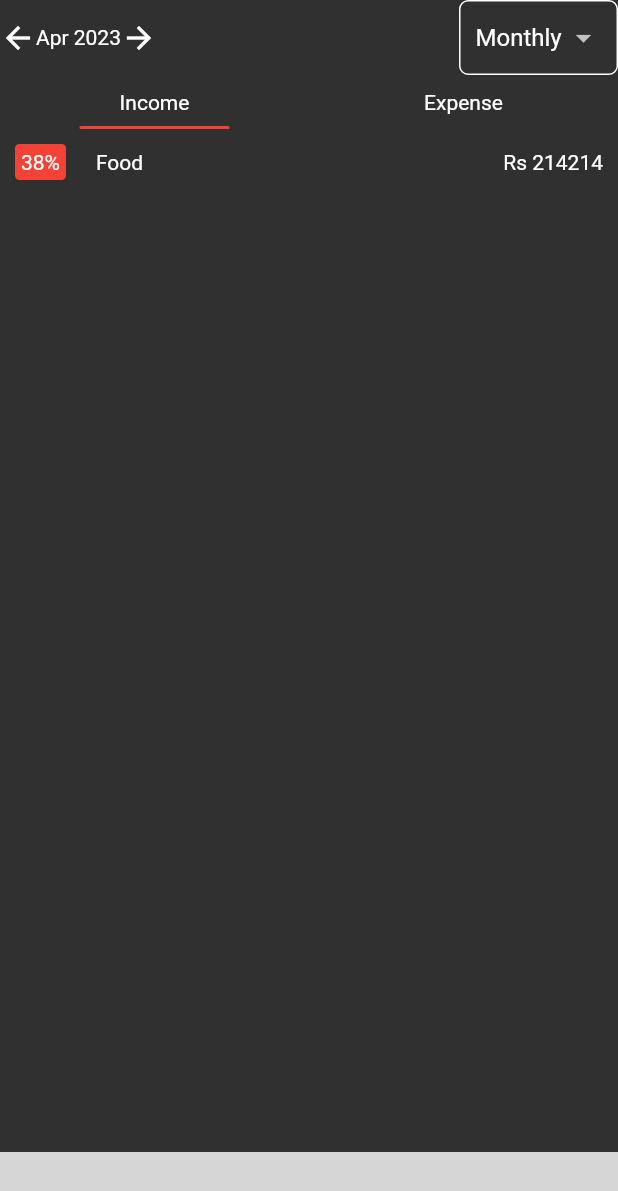
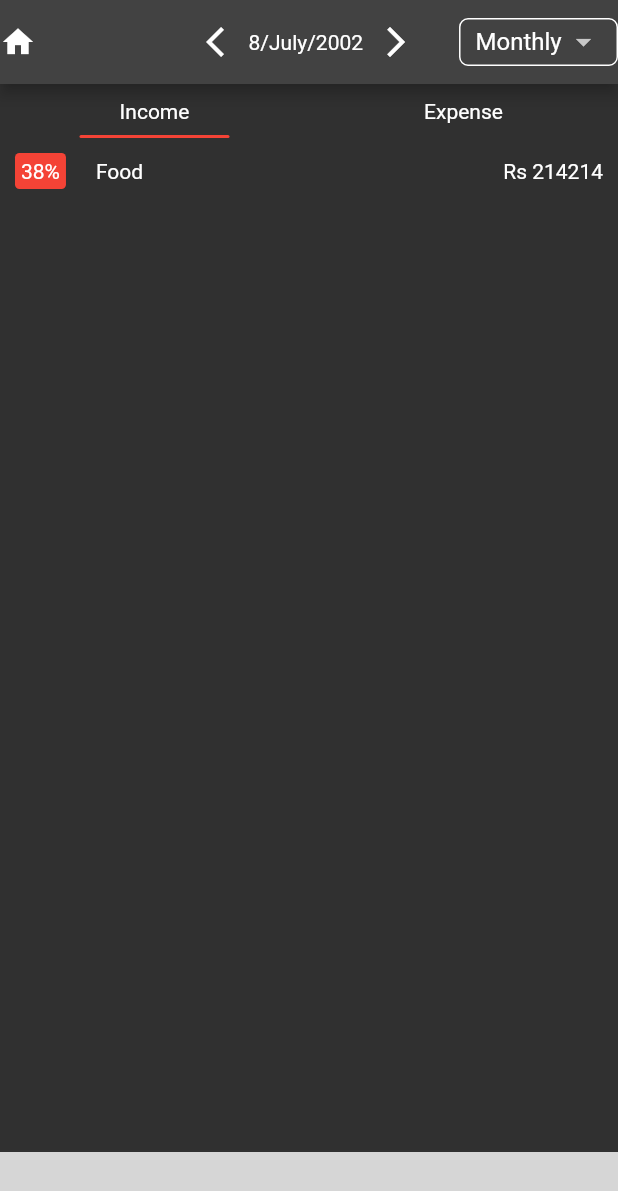
Before and after one commit to sameerstg/ProductiveMe-Flutter, a Flutter app: the StatPanel screen opened by its route, on a phone screen of 412 x 824 dp. Shown: the top 1191 px of the screen. Run offline on Flutter 3.47's test engine with Material 2 defaults, Android fonts, the phone set to English and light mode, and no system bars; missing offline and left inert: pandabar; grey boxes are pictures that could not be loaded.

Commit message:
new changes

```diff
--- a/lib/main.dart
+++ b/lib/main.dart
@@ -1,5 +1,5 @@
 import 'package:flutter/material.dart';
-import 'package:productive_me/pages/allFavourite_thing_page.dart';
+import 'package:productive_me/pages/all_favourite_thing_page.dart';
 import 'package:productive_me/pages/account.dart';
 import 'package:productive_me/pages/diary_history.dart';
 import 'package:productive_me/pages/diary_writing_panel.dart';
--- a/lib/pages/diary_history.dart
+++ b/lib/pages/diary_history.dart
@@ -1,6 +1,4 @@
 import 'package:flutter/material.dart';
-import 'package:flutter/src/widgets/framework.dart';
-import 'package:flutter/src/widgets/placeholder.dart';
 
 import '../utils/routes.dart';
 
@@ -16,7 +14,7 @@ class DiaryHistory extends StatelessWidget {
             onTap: () {
               Navigator.pushNamed(context, Routes.mainmenu);
             },
-            child: Icon(Icons.home)),
+            child: const Icon(Icons.home)),
         actions: [
           InkWell(
             child: const Icon(Icons.add),
--- a/lib/pages/new_transaction_panel.dart
+++ b/lib/pages/new_transaction_panel.dart
@@ -1,6 +1,4 @@
 import 'package:flutter/material.dart';
-import 'package:flutter/src/widgets/framework.dart';
-import 'package:flutter/src/widgets/placeholder.dart';
 
 class NewTransactionPanel extends StatefulWidget {
   const NewTransactionPanel({super.key});
@@ -12,7 +10,7 @@ class NewTransactionPanel extends StatefulWidget {
 class _NewTransactionPanelState extends State<NewTransactionPanel> {
   @override
   Widget build(BuildContext context) {
-    return Scaffold(
+    return const Scaffold(
       body: Center(
         child: Text("te"),
       ),
--- a/lib/pages/stats.dart
+++ b/lib/pages/stats.dart
@@ -1,6 +1,9 @@
 import 'package:flutter/material.dart';
 import 'package:productive_me/widgets/StatsSlot.dart';
 import 'package:productive_me/widgets/bottom_navigator.dart';
+import 'package:productive_me/widgets/transaction_filter_date.dart';
+
+import '../utils/routes.dart';
 
 class StatPanel extends StatefulWidget {
   const StatPanel({super.key});
@@ -13,17 +16,27 @@ class _StatPanelState extends State<StatPanel> {
   @override
   Widget build(BuildContext context) {
     return Scaffold(
-      // appBar: AppBar(
-      //   automaticallyImplyLeading: false,
-
-      // ),
-
+      appBar: AppBar(
+        automaticallyImplyLeading: false,
+        actions: const [
+          TransactionFilter(),
+        ],
+        leading: Row(
+          children: [
+            InkWell(
+              onTap: () {
+                Navigator.pushNamed(context, Routes.mainmenu);
+              },
+              child: const Icon(Icons.home),
+            ),
+          ],
+        ),
+      ),
       body: SafeArea(
         child: Column(
           crossAxisAlignment: CrossAxisAlignment.start,
           mainAxisAlignment: MainAxisAlignment.start,
           children: const [
-            StatAppbar(),
             StatTTab(),
             StatSlot(),
 
@@ -51,8 +64,7 @@ class _StatTTabState extends State<StatTTab> {
   late StatsTab statsTab = StatsTab.income;
   @override
   Widget build(BuildContext context) {
-    return Container(
-      child: Row(
+    return Row(
         crossAxisAlignment: CrossAxisAlignment.center,
         mainAxisAlignment: MainAxisAlignment.spaceAround,
         children: [
@@ -104,8 +116,7 @@ class _StatTTabState extends State<StatTTab> {
               ),
             ),
           ),
-          ]),
-    );
+        ]);
   }
 }
 
@@ -162,6 +173,5 @@ class _StatAppbarState extends State<StatAppbar> {
             ))
       ],
     );
-    ;
   }
 }
--- a/lib/widgets/StatsSlot.dart
+++ b/lib/widgets/StatsSlot.dart
@@ -1,6 +1,4 @@
 import 'package:flutter/material.dart';
-import 'package:flutter/src/widgets/framework.dart';
-import 'package:flutter/src/widgets/placeholder.dart';
 
 class StatSlot extends StatefulWidget {
   const StatSlot({super.key});
@@ -13,23 +11,23 @@ class _StatSlotState extends State<StatSlot> {
   @override
   Widget build(BuildContext context) {
     return Container(
-      padding: EdgeInsets.all(10),
+      padding: const EdgeInsets.all(10),
       child: Row(
         crossAxisAlignment: CrossAxisAlignment.center,
         mainAxisAlignment: MainAxisAlignment.spaceBetween,
         children: [
           Row(children: [
             Container(
-                padding: EdgeInsets.all(4),
+                padding: const EdgeInsets.all(4),
                 decoration: BoxDecoration(
                     color: Colors.red, borderRadius: BorderRadius.circular(3)),
-                child: Container(child: const Text("38%"))),
+                child: const Text("38%")),
             const SizedBox(
               width: 20,
             ),
-            Container(child: Text("Food")),
+            const Text("Food"),
           ]),
-          Expanded(flex: 0, child: Text("Rs 214214")),
+          const Expanded(flex: 0, child: Text("Rs 214214")),
         ],
       ),
     );
--- a/lib/widgets/bottom_navigator.dart
+++ b/lib/widgets/bottom_navigator.dart
@@ -1,10 +1,6 @@
-import 'dart:ui';
-
 import 'package:flutter/material.dart';
 import 'package:pandabar/main.view.dart';
 import 'package:pandabar/model.dart';
-import 'package:productive_me/pages/stats.dart';
-import 'package:productive_me/pages/transaction_panel.dart';
 
 import '../utils/routes.dart';
 
@@ -16,15 +12,15 @@ class BottomNavigator extends StatelessWidget {
   @override
   Widget build(BuildContext context) {
     return PandaBar(
+      buttonColor: Colors.red,
       buttonData: [
-        PandaBarButtonData(id: 0, icon: Icons.dashboard, title: 'Grey'),
-        PandaBarButtonData(id: 1, icon: Icons.book, title: 'Blue'),
+        PandaBarButtonData(id: 0, icon: Icons.dashboard, title: 'Transactions'),
+        PandaBarButtonData(id: 1, icon: Icons.book, title: 'Stats'),
         PandaBarButtonData(
-            id: 2, icon: Icons.account_balance_wallet, title: 'Red'),
-        PandaBarButtonData(id: 3, icon: Icons.notifications, title: 'Yellow'),
+            id: 2, icon: Icons.account_balance_wallet, title: 'Accounts'),
+        PandaBarButtonData(id: 3, icon: Icons.notifications, title: 'More'),
       ],
       onChange: (id) {
-        print(id);
         if (id != index) {
           if (id == 0) {
             Navigator.pushNamed(context, Routes.transaction);
@@ -38,113 +34,8 @@ class BottomNavigator extends StatelessWidget {
         }
       },
       onFabButtonPressed: () {
-        print("s");
+        Navigator.pushNamed(context, Routes.newTransaction);
       },
     );
-    // return BottomNavigationBar(
-    //   onTap: (value) => {
-    //     if (value != index)
-    //       {
-    //         if (value == 0)
-    //           {Navigator.pushNamed(context, Routes.transaction)}
-    //         else if (value == 1)
-    //           {Navigator.pushNamed(context, Routes.stats)}
-    //         else if (value == 2)
-    //           {Navigator.pushNamed(context, Routes.accounts)}
-    //         else if (value == 3)
-    //           {Navigator.pushNamed(context, Routes.more)}
-    //       },
-    //   },
-    //   showUnselectedLabels: true,
-    //   currentIndex: index,
-
-    //   items: const <BottomNavigationBarItem>[
-    //     BottomNavigationBarItem(
-    //       icon: Icon(Icons.home),
-    //       label: 'Transactions',
-    //     ),
-    //     BottomNavigationBarItem(
-    //       icon: Icon(Icons.bar_chart),
-    //       label: 'Stats',
-    //     ),
-    //     BottomNavigationBarItem(
-    //       icon: Icon(Icons.account_balance),
-    //       label: 'Accounts',
-    //     ),
-    //     BottomNavigationBarItem(
-    //       icon: Icon(Icons.more),
-    //       label: 'More',
-    //     ),
-    //   ],
-    //   // currentIndex: _selectedIndex,
-
-    //   selectedItemColor: Colors.blue,
-    // );
   }
 }
-
-// class _BottomNavigatorState extends State<BottomNavigator> {
-//   @override
-//   late int index = 0;
-//   Widget build(BuildContext context) {
-//     return Scaffold(
-//       extendBody: true,
-//       bottomNavigationBar: PandaBar(
-//         buttonData: [
-//           PandaBarButtonData(id: 0, icon: Icons.dashboard, title: 'Grey'),
-//           PandaBarButtonData(id: 1, icon: Icons.book, title: 'Blue'),
-//           PandaBarButtonData(
-//               id: 2, icon: Icons.account_balance_wallet, title: 'Red'),
-//           PandaBarButtonData(id: 3, icon: Icons.notifications, title: 'Yellow'),
-//         ],
-//         onChange: (id) {
-//           setState(() {
-//             index = id;
-//           });
-//         },
-//         onFabButtonPressed: () {
-//           print("s");
-//         },
-//       ),
-//     );
-//     // return BottomNavigationBar(
-//     //   onTap: (value) => {
-//     //     if (value != index)
-//     //       {
-//     //         if (value == 0)
-//     //           {Navigator.pushNamed(context, Routes.transaction)}
-//     //         else if (value == 1)
-//     //           {Navigator.pushNamed(context, Routes.stats)}
-//     //         else if (value == 2)
-//     //           {Navigator.pushNamed(context, Routes.accounts)}
-//     //         else if (value == 3)
-//     //           {Navigator.pushNamed(context, Routes.more)}
-//     //       },
-//     //   },
-//     //   showUnselectedLabels: true,
-//     //   currentIndex: index,
-
-//     //   items: const <BottomNavigationBarItem>[
-//     //     BottomNavigationBarItem(
-//     //       icon: Icon(Icons.home),
-//     //       label: 'Transactions',
-//     //     ),
-//     //     BottomNavigationBarItem(
-//     //       icon: Icon(Icons.bar_chart),
-//     //       label: 'Stats',
-//     //     ),
-//     //     BottomNavigationBarItem(
-//     //       icon: Icon(Icons.account_balance),
-//     //       label: 'Accounts',
-//     //     ),
-//     //     BottomNavigationBarItem(
-//     //       icon: Icon(Icons.more),
-//     //       label: 'More',
-//     //     ),
-//     //   ],
-//     //   // currentIndex: _selectedIndex,
-
-//     //   selectedItemColor: Colors.blue,
-//     // );
-//   }
-// }
--- /dev/null
+++ b/lib/widgets/transaction_filter_date.dart
@@ -0,0 +1,67 @@
+import 'package:flutter/material.dart';
+
+class TransactionFilter extends StatefulWidget {
+  const TransactionFilter({super.key});
+
+  @override
+  State<TransactionFilter> createState() => _TransactionFilterState();
+}
+
+class _TransactionFilterState extends State<TransactionFilter> {
+  String dropdownValue = 'Monthly';
+  @override
+  Widget build(BuildContext context) {
+    return Row(
+      children: [
+        Row(
+          crossAxisAlignment: CrossAxisAlignment.center,
+          mainAxisAlignment: MainAxisAlignment.center,
+          children: const [
+            Icon(Icons.arrow_back_ios_sharp),
+            SizedBox(width: 10),
+            Text("8/July/2002", textAlign: TextAlign.center),
+            SizedBox(
+              width: 10,
+            ),
+            Icon(Icons.arrow_forward_ios_sharp),
+          ],
+        ),
+        const SizedBox(
+          width: 30,
+        ),
+        Row(
+          children: [
+            Container(
+              height: 32,
+              padding: const EdgeInsets.symmetric(horizontal: 10),
+              alignment: Alignment.center,
+              decoration: BoxDecoration(
+                borderRadius: BorderRadius.circular(6),
+                border: Border.all(width: 1, color: Colors.white),
+              ),
+              child: DropdownButton<String>(
+                borderRadius: BorderRadius.circular(9),
+                underline: Container(
+                  height: 0,
+                ),
+                value: dropdownValue,
+                onChanged: (String? newValue) {
+                  setState(() {
+                    dropdownValue = newValue!;
+                  });
+                },
+                items: <String>['Monthly', 'Yearly', 'Option 2', 'Option 3']
+                    .map<DropdownMenuItem<String>>((String value) {
+                  return DropdownMenuItem<String>(
+                    value: value,
+                    child: Text(value),
+                  );
+                }).toList(),
+              ),
+            )
+          ],
+        )
+      ],
+    );
+  }
+}
```
Also changed, not shown: lib/pages/diary_writing_panel.dart (+5 -5 lines), lib/pages/more.dart (+2 -7 lines), lib/pages/transaction_panel.dart (+11 -29 lines), lib/pages/all_favourite_thing_page.dart (renamed from lib/pages/allFavourite_thing_page.dart), 2 other files. Lines whose indentation alone changed are shown as unchanged.
